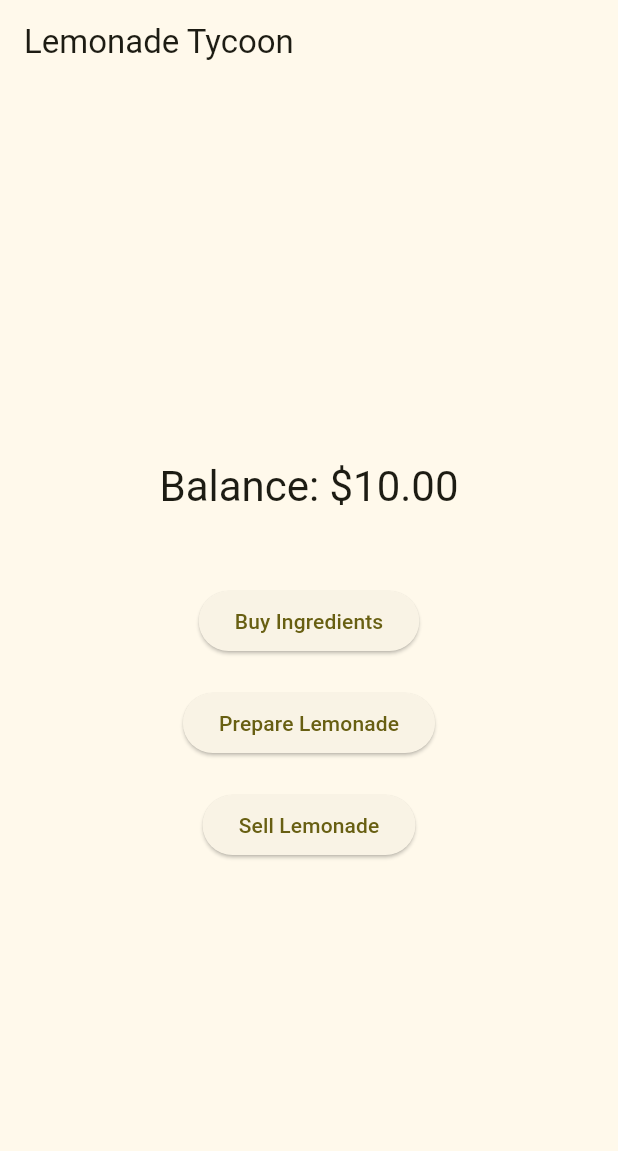
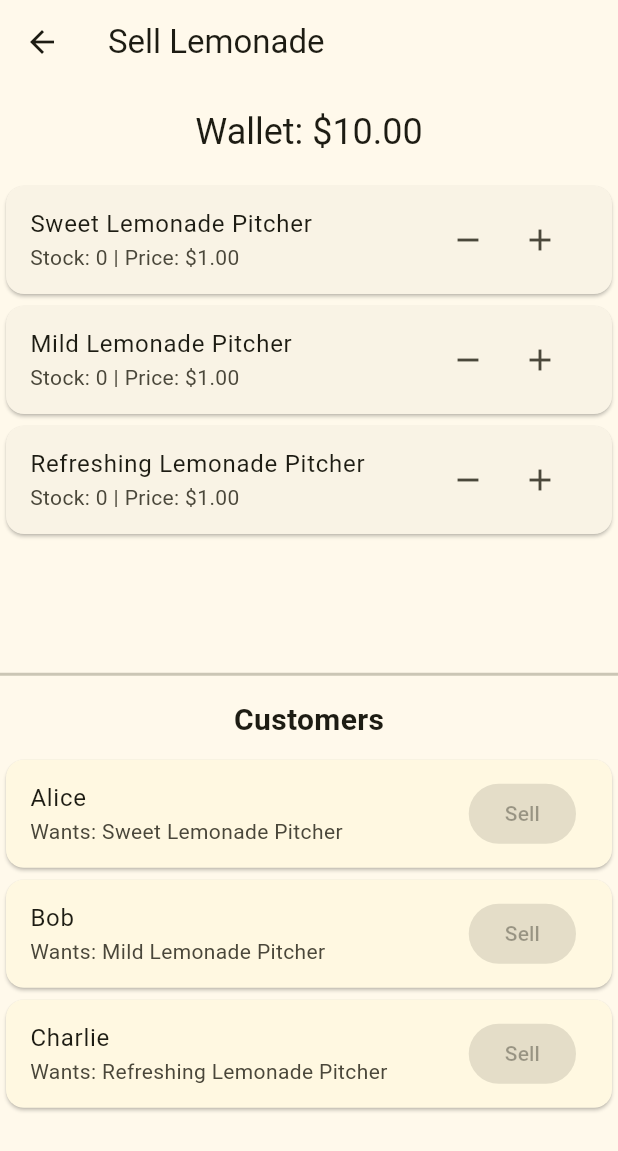
Before and after one commit to igorbasko01/lemonade-tycoon-flutter, a Flutter app: the GameMenuScreen screen opened directly, after a tap on "Sell Lemonade", on a phone screen of 412 x 824 dp. Shown: the top 1151 px of the screen. Run offline on Flutter 3.47's test engine with Material 3 defaults, Android fonts, the phone set to English and light mode, and no system bars.

Commit message:
add sell lemonade screen

```diff
--- a/lib/buy_ingredients_screen.dart
+++ b/lib/buy_ingredients_screen.dart
@@ -1,6 +1,5 @@
 import 'package:flutter/material.dart';
 import 'package:provider/provider.dart';
-import 'models/ingredients.dart';
 import 'view_models/game_view_model.dart';
 
 class BuyIngredientsScreen extends StatelessWidget {
--- a/lib/game_menu_screen.dart
+++ b/lib/game_menu_screen.dart
@@ -2,6 +2,7 @@ import 'package:flutter/material.dart';
 import 'package:provider/provider.dart';
 import 'buy_ingredients_screen.dart';
 import 'prepare_lemonade_screen.dart';
+import 'sell_lemonade_screen.dart';
 import 'view_models/game_view_model.dart';
 
 class GameMenuScreen extends StatelessWidget {
@@ -50,7 +51,11 @@ class GameMenuScreen extends StatelessWidget {
             const SizedBox(height: 20),
             ElevatedButton(
               onPressed: () {
-                 // TODO: Implement Sell Lemonade
+                Navigator.of(context).push(
+                  MaterialPageRoute(
+                    builder: (context) => const SellLemonadeScreen(),
+                  ),
+                );
               },
               child: const Text('Sell Lemonade'),
             ),
--- a/lib/models/customer.dart
+++ b/lib/models/customer.dart
@@ -9,11 +9,13 @@ enum PurchaseResult {
 }
 
 class Customer {
+  final String name;
   final Wallet wallet;
   final Inventory inventory;
   final IngredientAmount wantedItem;
 
   Customer({
+    required this.name,
     required this.wallet,
     required this.inventory,
     required this.wantedItem,
--- a/lib/models/player.dart
+++ b/lib/models/player.dart
@@ -1,5 +1,5 @@
+import 'customer.dart';
 import 'ingredients.dart';
-import 'inventory.dart';
 import 'recipes.dart';
 import 'shop.dart';
 import 'wallet.dart';
@@ -50,4 +50,36 @@ class Player {
       buyerInventory: targetShop.inventory,
     );
   }
+
+  ShopTransactionResult sellToCustomer({
+    required Shop shop,
+    required Customer customer,
+  }) {
+     // Ensure we have a price for the item
+     if (!shop.prices.containsKey(customer.wantedItem.ingredient)) {
+       shop.updatePrice(customer.wantedItem.ingredient, 1.0);
+     }
+
+     final price = shop.prices[customer.wantedItem.ingredient]!;
+
+     // We can reuse Shop.buy logic here but reversed?
+     // Shop.buy is "buy FROM this shop".
+     // Here "Customer buys FROM this shop".
+     // So... shop.buy(item: wanted, buyerWallet: customer, buyerInv: customer)
+     // Yes, Shop.buy is designed exactly for this direction!
+
+     final result = shop.buy(
+       item: customer.wantedItem,
+       buyerWallet: customer.wallet,
+       buyerInventory: customer.inventory,
+     );
+
+     if (result == ShopTransactionResult.success) {
+       // Automate collection
+       final income = price * customer.wantedItem.amount;
+       collectFromShop(shop, income);
+     }
+
+     return result;
+  }
 }
--- a/lib/models/shop.dart
+++ b/lib/models/shop.dart
@@ -58,4 +58,9 @@ class Shop {
 
     return ShopTransactionResult.success;
   }
+
+  void updatePrice(Ingredient item, double price) {
+    if (price < 0) return;
+    prices[item] = price;
+  }
 }
--- a/lib/prepare_lemonade_screen.dart
+++ b/lib/prepare_lemonade_screen.dart
@@ -1,6 +1,5 @@
 import 'package:flutter/material.dart';
 import 'package:provider/provider.dart';
-import 'models/recipes.dart';
 import 'view_models/game_view_model.dart';
 
 class PrepareLemonadeScreen extends StatelessWidget {
--- /dev/null
+++ b/lib/sell_lemonade_screen.dart
@@ -0,0 +1,111 @@
+import 'package:flutter/material.dart';
+import 'package:provider/provider.dart';
+import 'view_models/game_view_model.dart';
+
+class SellLemonadeScreen extends StatelessWidget {
+  const SellLemonadeScreen({super.key});
+
+  @override
+  Widget build(BuildContext context) {
+    return Scaffold(
+      appBar: AppBar(
+        title: const Text('Sell Lemonade'),
+      ),
+      body: Consumer<GameViewModel>(
+        builder: (context, viewModel, child) {
+          final recipes = viewModel.recipes;
+          final sellingPrices = viewModel.sellingPrices;
+          final customers = viewModel.customers;
+          final playerInventory = viewModel.playerInventory;
+
+          return Column(
+            children: [
+              Padding(
+                padding: const EdgeInsets.all(16.0),
+                child: Text(
+                  'Wallet: \$${viewModel.balance.toStringAsFixed(2)}',
+                  style: Theme.of(context).textTheme.headlineSmall,
+                ),
+              ),
+              // Pricing Section
+              Expanded(
+                flex: 1,
+                child: ListView.builder(
+                  itemCount: recipes.length,
+                  itemBuilder: (context, index) {
+                    final recipe = recipes[index];
+                    final product = recipe.outputIngredient;
+                    final price = sellingPrices[product] ?? 1.0; // Default $1.00
+                    final stock = playerInventory[product] ?? 0;
+
+                    return Card(
+                      child: ListTile(
+                        title: Text(product.name),
+                        subtitle: Text('Stock: $stock | Price: \$${price.toStringAsFixed(2)}'),
+                        trailing: Row(
+                          mainAxisSize: MainAxisSize.min,
+                          children: [
+                            IconButton(
+                              onPressed: () {
+                                viewModel.updatePrice(product, price - 0.10);
+                              },
+                              icon: const Icon(Icons.remove),
+                            ),
+                            IconButton(
+                              onPressed: () {
+                                viewModel.updatePrice(product, price + 0.10);
+                              },
+                              icon: const Icon(Icons.add),
+                            ),
+                          ],
+                        ),
+                      ),
+                    );
+                  },
+                ),
+              ),
+              const Divider(thickness: 2),
+              const Padding(
+                  padding: EdgeInsets.all(8.0),
+                  child: Text(
+                      'Customers',
+                      style: TextStyle(fontSize: 20, fontWeight: FontWeight.bold),
+                  ),
+              ),
+              // Customers Section
+              Expanded(
+                flex: 1,
+                child: ListView.builder(
+                  itemCount: customers.length,
+                  itemBuilder: (context, index) {
+                    final customer = customers[index];
+                    final wantedItemName = customer.wantedItem.ingredient.name;
+
+                    // Logic to see if we can sell
+                    // Needs stock and customer can afford (although affordability is hidden, we can just try sell)
+                    // Let's at least check stock for UI feedback
+                    final hasStock = (playerInventory[customer.wantedItem.ingredient] ?? 0) >= customer.wantedItem.amount;
+
+                    return Card(
+                      color: Colors.amber.shade50,
+                      child: ListTile(
+                        title: Text(customer.name),
+                        subtitle: Text('Wants: $wantedItemName'),
+                        trailing: ElevatedButton(
+                          onPressed: hasStock
+                              ? () => viewModel.sellToCustomer(customer)
+                              : null,
+                          child: const Text('Sell'),
+                        ),
+                      ),
+                    );
+                  },
+                ),
+              ),
+            ],
+          );
+        },
+      ),
+    );
+  }
+}
--- a/lib/view_models/game_view_model.dart
+++ b/lib/view_models/game_view_model.dart
@@ -1,4 +1,5 @@
 import 'package:flutter/foundation.dart';
+import '../models/customer.dart';
 import '../models/ingredients.dart';
 import '../models/inventory.dart';
 import '../models/player.dart';
@@ -47,6 +48,8 @@ class GameViewModel extends ChangeNotifier {
         },
       );
     }
+
+    generateCustomers();
   }
 
   double get balance => _player.wallet.balance;
@@ -97,4 +100,59 @@ class GameViewModel extends ChangeNotifier {
   }
 
 
+  List<Customer> _customers = [];
+  List<Customer> get customers => List.unmodifiable(_customers);
+
+  void generateCustomers() {
+     // Simple generator for now
+     // In a real game this would be more complex
+     _customers = [
+       Customer(
+         name: 'Alice',
+         wallet: Wallet(5.0),
+         inventory: Inventory(ingredients: {}),
+         wantedItem: IngredientAmount(ingredient: Recipes.sweetLemonade.outputIngredient, amount: 1),
+       ),
+       Customer(
+         name: 'Bob',
+         wallet: Wallet(3.0),
+         inventory: Inventory(ingredients: {}),
+         wantedItem: IngredientAmount(ingredient: Recipes.mildLemonade.outputIngredient, amount: 1),
+       ),
+       Customer(
+          name: 'Charlie',
+          wallet: Wallet(4.0),
+          inventory: Inventory(ingredients: {}),
+          wantedItem: IngredientAmount(ingredient: Recipes.refreshingLemonade.outputIngredient, amount: 1),
+       ),
+     ];
+  }
+
+  Map<Ingredient, double> get sellingPrices =>
+    _player.shops.isNotEmpty ? _player.shops.first.prices : {};
+
+  void updatePrice(Ingredient item, double newPrice) {
+    if (_player.shops.isEmpty) return;
+    if (newPrice < 0) return;
+
+    // Create new map to trigger listeners
+    final shop = _player.shops.first;
+    shop.updatePrice(item, newPrice);
+    notifyListeners();
+  }
+
+  void sellToCustomer(Customer customer) {
+     if (_player.shops.isEmpty) return;
+     final shop = _player.shops.first;
+
+     final result = _player.sellToCustomer(
+       shop: shop,
+       customer: customer,
+     );
+
+     if (result == ShopTransactionResult.success) {
+       _customers.remove(customer);
+       notifyListeners();
+     }
+  }
 }
```
Also changed, not shown: 3 other files.
